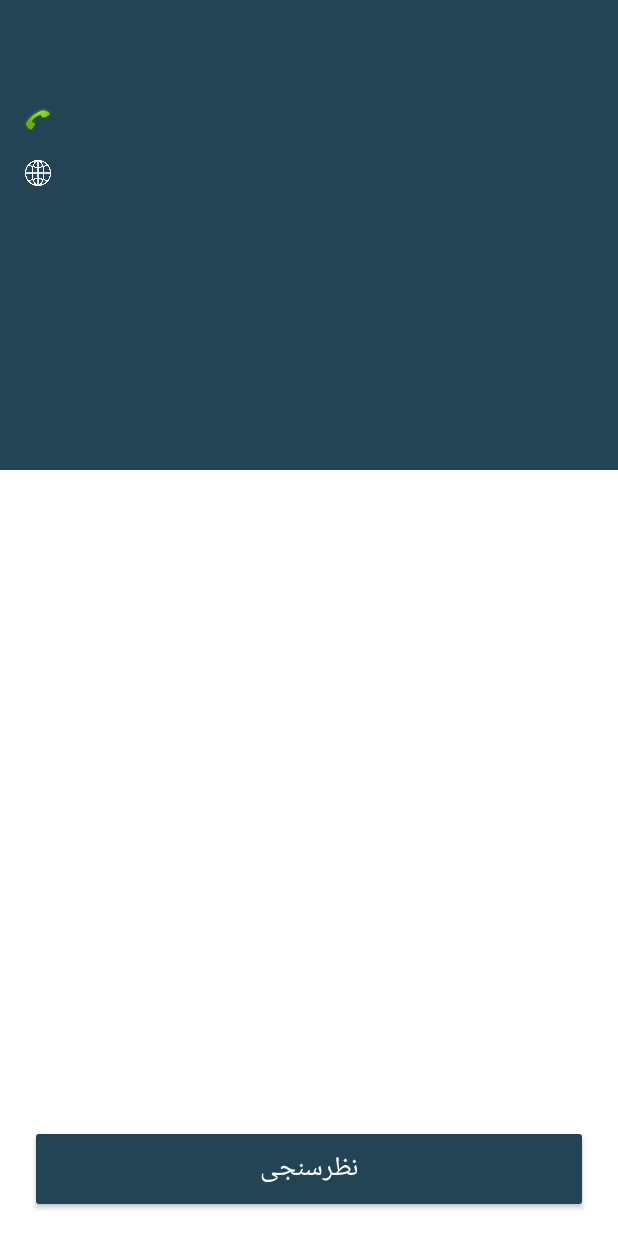
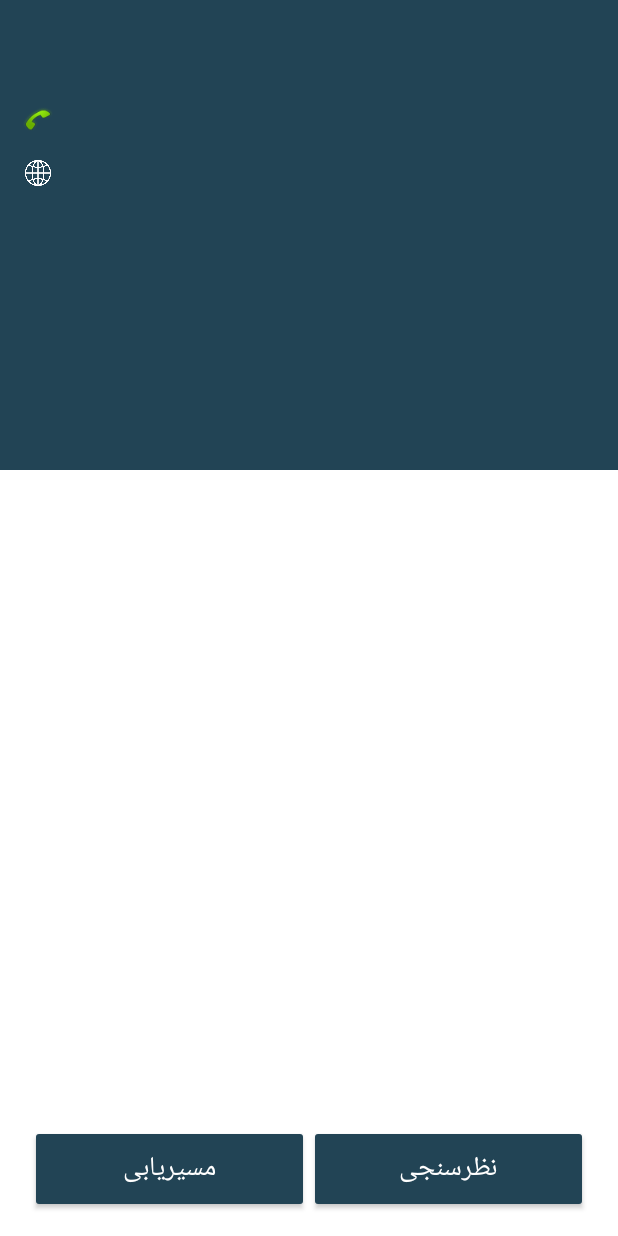
Before and after one commit to SINAsoheili/Best_Sellers, an Android app: the layout fragment_shop_detail.xml on its own in the app's theme, with its tools: preview values and no code run, on a phone screen of 412 x 824 dp. Run offline under Robolectric (Android 15) with nearby library versions, the phone set to English and light mode, and no system bars.

Commit message:
show direction from current location to shop

```diff
--- a/app/app/src/main/res/layout/fragment_shop_detail.xml
+++ b/app/app/src/main/res/layout/fragment_shop_detail.xml
@@ -154,10 +154,22 @@
         android:layout_width="0dp"
         android:layout_height="wrap_content"
         app:layout_constraintBottom_toBottomOf="parent"
-        app:layout_constraintLeft_toLeftOf="@id/btn_shopDetail_mapFrame"
+        app:layout_constraintLeft_toRightOf="@id/btn_shopDetail_direction"
         app:layout_constraintRight_toRightOf="@id/btn_shopDetail_mapFrame"
         android:layout_marginBottom="@dimen/margin_2"
         android:text="@string/survey"
+        style="@style/solid_button"
+        />
+
+    <Button
+        android:id="@+id/btn_shopDetail_direction"
+        android:layout_width="0dp"
+        android:layout_height="wrap_content"
+        app:layout_constraintBottom_toBottomOf="parent"
+        app:layout_constraintLeft_toLeftOf="@id/btn_shopDetail_mapFrame"
+        app:layout_constraintRight_toLeftOf="@id/btn_shopDetail_survey"
+        android:layout_marginBottom="@dimen/margin_2"
+        android:text="@string/direction"
         style="@style/solid_button"
         />
 
--- a/app/app/src/main/res/values/strings.xml
+++ b/app/app/src/main/res/values/strings.xml
@@ -104,5 +104,6 @@
     <string name="introSlider_location_description">دسترسی به نزدیک ترین و یا بهترین فروشگاه بر اساس معیار های ارزیابی</string>
     <string name="introSlider_survey_description">ثبت امتیاز و نظرات در مورد فروشگاه ها</string>
     <string name="introSlider_statistic_description">امکان مشاهده ی آمار و نظرات کاربران</string>
+    <string name="direction">مسیریابی</string>
 
 </resources>
```
Also changed, not shown: app/app/src/main/java/net/sinasoheili/best_sellers/view/ShopDetailFragment.kt (+29 -8 lines).
